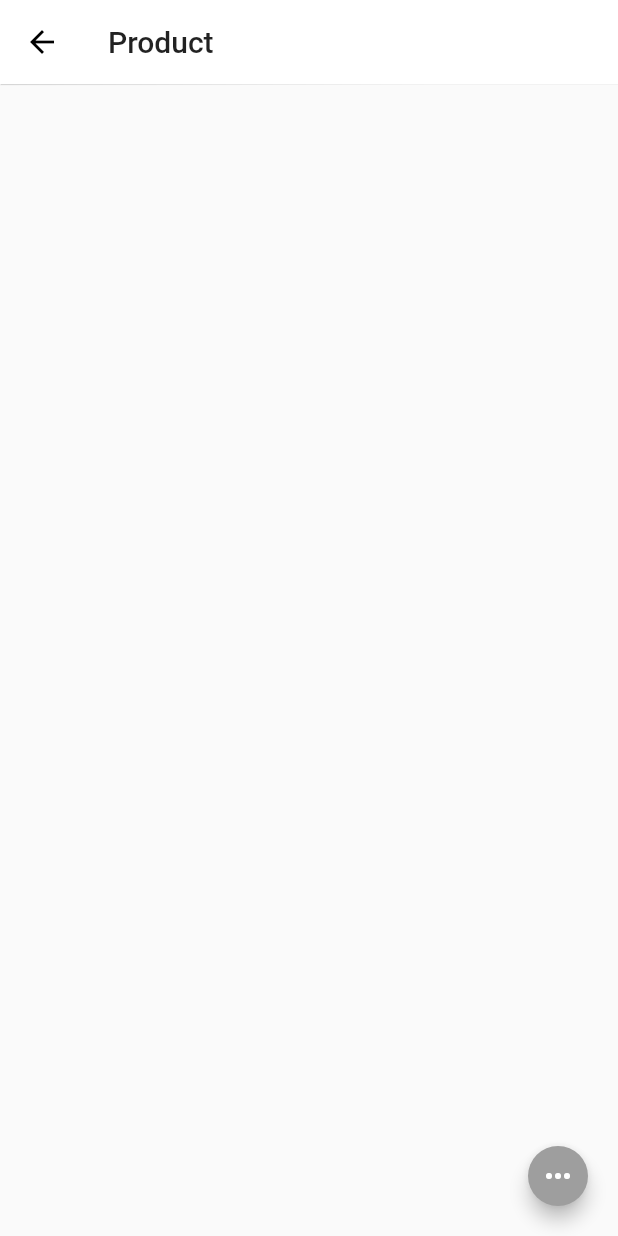
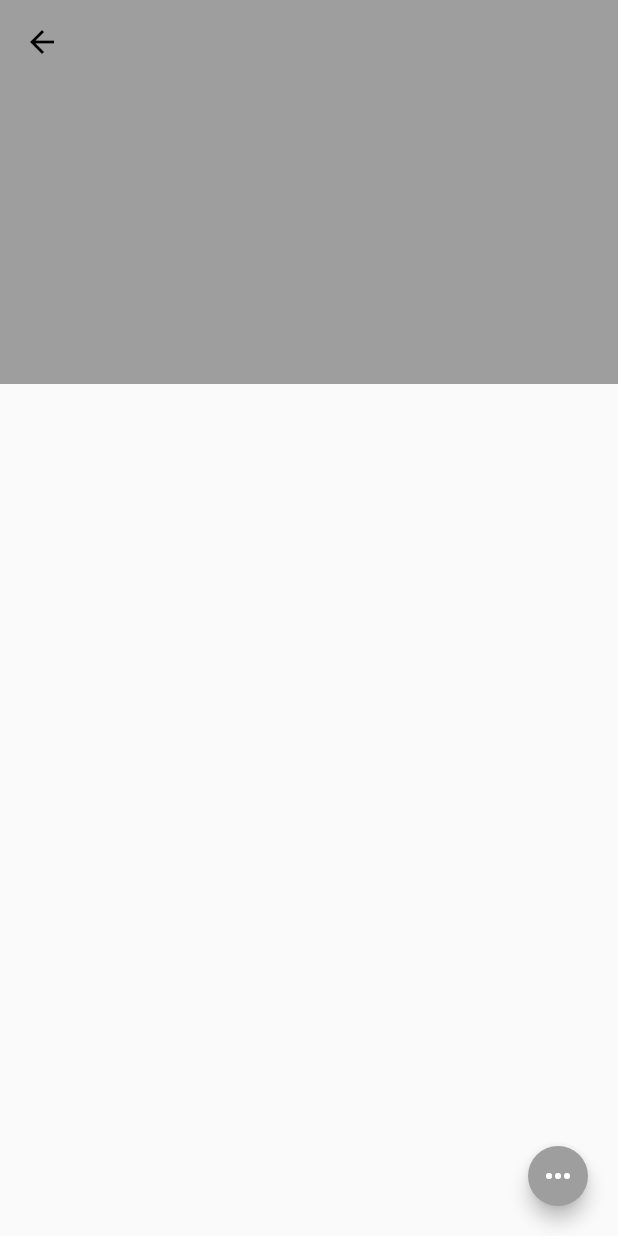
Before and after one commit to hptg1994/Dribo-Native, a Flutter app: the screen it shows after launch, after a tap on the "comment" icon, on a phone screen of 412 x 824 dp. Run offline on Flutter 3.47's test engine with Material 2 defaults, Android fonts, the phone set to English and light mode, and no system bars; missing offline and left inert: flutter_webview_plugin.

Commit message:
adding a sliverbar

```diff
--- a/lib/main.dart
+++ b/lib/main.dart
@@ -28,7 +28,7 @@ class MyApp extends StatelessWidget {
         if(pathElements[1] == "home"){
           final int index = int.parse(pathElements[2]);
           return MaterialPageRoute(
-            builder: (BuildContext context) => ItemDetailPage()
+            builder: (BuildContext context) => ItemDetailPage(index)
           );
         }
       },
--- a/lib/pages/ItemDetailPage/ItemDetailPage.dart
+++ b/lib/pages/ItemDetailPage/ItemDetailPage.dart
@@ -2,17 +2,38 @@ import 'package:dribo/utility/buttons/FloatingButtons.dart';
 import 'package:flutter/material.dart';
 
 class ItemDetailPage extends StatelessWidget {
+  int currentItemDetailIndex;
+
+  ItemDetailPage(this.currentItemDetailIndex);
+
   @override
   Widget build(BuildContext context) {
     return Scaffold(
-      appBar: AppBar(
+      /*appBar: AppBar(
         elevation: 0.3,
         title: Text("Product"),
         backgroundColor: Colors.white,
         brightness: Brightness.light,
-      ),
-      body: new Container(
-
+      ),*/
+      body: CustomScrollView(
+        slivers: <Widget>[
+          SliverAppBar(
+            expandedHeight: 256.0,
+            pinned: true,
+            flexibleSpace: FlexibleSpaceBar(
+              background: Hero(
+                tag: currentItemDetailIndex,
+                child: new Container(),
+//                    child: FadeInImage(placeholder: null, image: null)
+              ),
+            ),
+          ),
+          SliverList(delegate: SliverChildListDelegate([
+            Container(
+              decoration: BoxDecoration(color: Colors.pink),
+            )
+          ]),)
+        ],
       ),
       floatingActionButton: FloatingButtons(),
     );
--- a/lib/utility/ui_elements/itemCard.dart
+++ b/lib/utility/ui_elements/itemCard.dart
@@ -1,10 +1,9 @@
 import 'package:flutter/material.dart';
 
 class ItemCard extends StatelessWidget {
+  int selectItemCardIndex;
 
-  int selectItemCard;
-
-  ItemCard(this.selectItemCard);
+  ItemCard(this.selectItemCardIndex);
 
   Widget _buildItemInfo(BuildContext context) {
     return Container(
@@ -20,7 +19,8 @@ class ItemCard extends StatelessWidget {
           new IconButton(
             icon: Icon(Icons.comment),
             color: Colors.grey,
-                onPressed: () => Navigator.pushNamed(context, "/home/"+selectItemCard.toString()),
+            onPressed: () => Navigator.pushNamed(
+                context, "/home/" + selectItemCardIndex.toString()),
           )
         ],
       ),
@@ -35,10 +35,13 @@ class ItemCard extends StatelessWidget {
 //        crossAxisAlignment: CrossAxisAlignment.stretch,
 //        mainAxisSize: MainAxisSize.min,
         children: <Widget>[
-          new Expanded(child: new Align(
+//          Hero( tag: selectItemCardIndex, ),
+          Expanded(
+            child: new Align(
               alignment: Alignment.bottomCenter,
               child: _buildItemInfo(context),
-          )),
+            ),
+          )
         ],
       ),
     );
```
Lines whose indentation alone changed are shown as unchanged.
